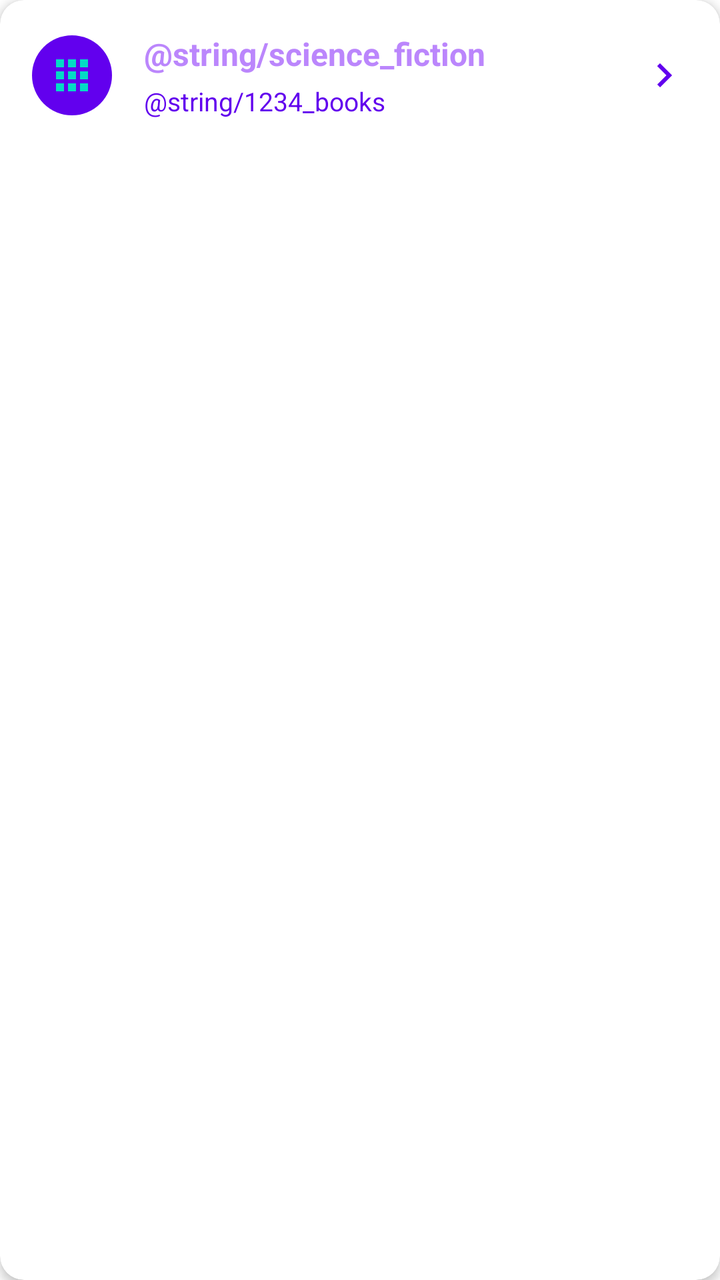
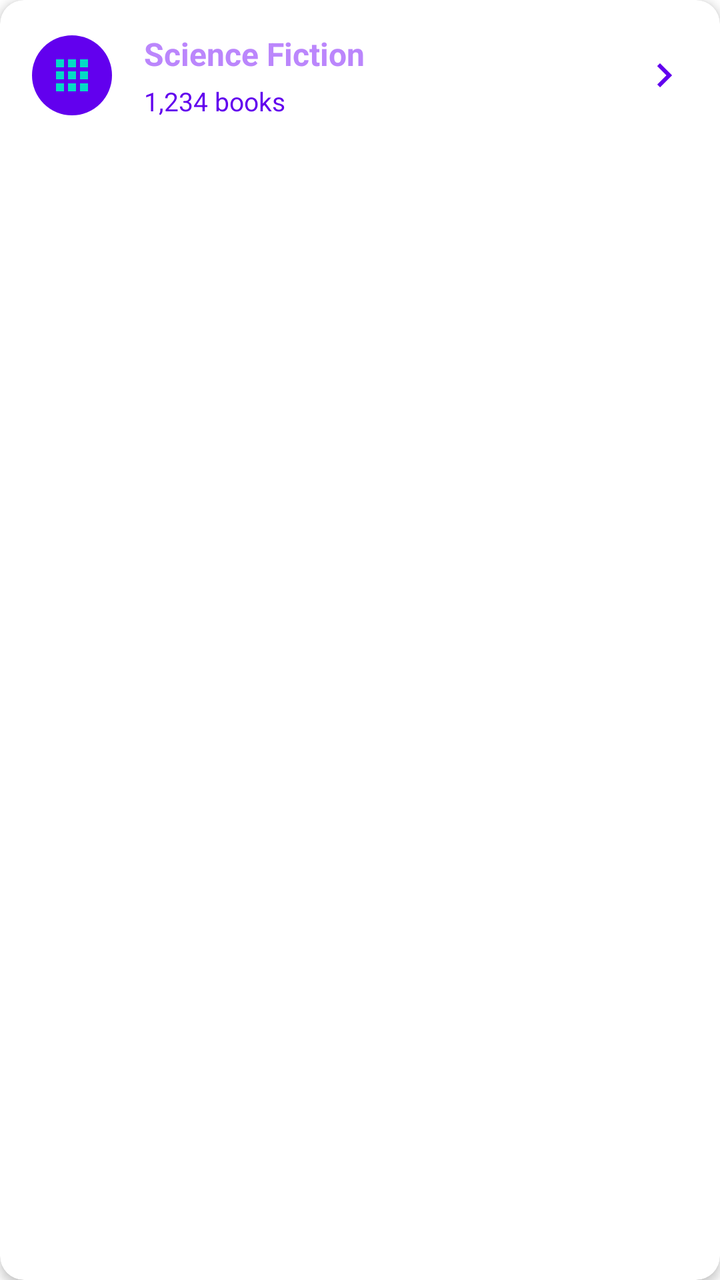

An Android layout rendered at two revisions. The XML below is the earlier revision; the diff shows what the commit changed to produce the second picture.
<!-- AndroidManifest.xml: application theme Theme.MyApplication -->
<!-- res/layout/item_genre.xml -->
<?xml version='1.0' encoding='utf-8'?>
<com.google.android.material.card.MaterialCardView xmlns:android="http://schemas.android.com/apk/res/android" xmlns:app="http://schemas.android.com/apk/res-auto" android:id="@+id/genreCardView" android:layout_width="match_parent" android:layout_height="wrap_content" android:layout_margin="8dp" app:cardCornerRadius="12dp" app:cardElevation="3dp" android:clickable="true" android:focusable="true" android:foreground="?android:attr/selectableItemBackground">

    <LinearLayout android:layout_width="match_parent" android:layout_height="wrap_content" android:orientation="horizontal" android:padding="16dp" android:gravity="center_vertical">

        
        <ImageView android:layout_width="40dp" android:layout_height="40dp" android:src="@drawable/ic_categories" android:tint="@color/primary_color" android:padding="8dp" android:background="@drawable/circle_background" android:layout_marginEnd="16dp" />

        
        <LinearLayout android:layout_width="0dp" android:layout_height="wrap_content" android:layout_weight="1" android:orientation="vertical">

            <TextView android:id="@+id/genreName" android:layout_width="wrap_content" android:layout_height="wrap_content" android:text="@string/science_fiction" android:textSize="16sp" android:textStyle="bold" android:textColor="@color/text_primary" android:maxLines="2" android:ellipsize="end" />

            <TextView android:id="@+id/genreBookCount" android:layout_width="wrap_content" android:layout_height="wrap_content" android:text="@string/1234_books" android:textSize="13sp" android:textColor="@color/text_secondary" android:layout_marginTop="4dp" />

        </LinearLayout>

        
        <ImageView android:layout_width="24dp" android:layout_height="24dp" android:src="@drawable/ic_arrow_right" android:tint="@color/text_secondary" />

    </LinearLayout>

</com.google.android.material.card.MaterialCardView>
<!-- resources referenced by this layout -->
<resources>
  <color name="primary_color">#FF03DAC5</color>
  <color name="text_primary">#FFBB86FC</color>
  <color name="text_secondary">#FF6200EE</color>
  <!-- drawable circle_background (drawable) -->
  <?xml version="1.0" encoding="utf-8"?>
  <shape xmlns:android="http://schemas.android.com/apk/res/android"
      android:shape="oval">
      <solid android:color="@color/purple_500" />
  </shape>
  <!-- drawable ic_arrow_right (drawable) -->
  <?xml version="1.0" encoding="utf-8"?>
  <vector xmlns:android="http://schemas.android.com/apk/res/android"
      android:width="24dp"
      android:height="24dp"
      android:viewportWidth="24"
      android:viewportHeight="24">
  
      
      <path
          android:fillColor="@color/arrow_right_fill"
          android:pathData="M8.59,16.59L13.17,12 8.59,7.41 10,6l6,6 -6,6 -1.41,-1.41z" />
  
  </vector>
  <!-- drawable ic_categories (drawable) -->
  <?xml version="1.0" encoding="utf-8"?>
  <vector xmlns:android="http://schemas.android.com/apk/res/android"
      android:width="24dp"
      android:height="24dp"
      android:viewportWidth="24"
      android:viewportHeight="24">
  
      
      <path
          android:fillColor="@color/category_icon_fill"
          android:pathData="M4,8h4V4H4V8zM10,20h4v-4h-4V20zM4,20h4v-4H4V20zM4,14h4v-4H4V14zM10,14h4v-4h-4V14zM16,4v4h4V4H16zM10,8h4V4h-4V8zM16,14h4v-4h-4V14zM16,20h4v-4h-4V20z" />
  
  </vector>
  <string name="1234_books">1,234 books</string>
  <string name="science_fiction">Science Fiction</string>
  <style name="Theme.MyApplication" parent="Theme.MaterialComponents.Light.NoActionBar">
          
          <item name="colorPrimary">@color/purple_500</item>
          <item name="colorPrimaryVariant">@color/purple_700</item>
          <item name="colorOnPrimary">@color/white</item>
          
          <item name="colorSecondary">@color/teal_200</item>
          <item name="colorSecondaryVariant">@color/teal_700</item>
          <item name="colorOnSecondary">@color/black</item>
          
          <item name="android:statusBarColor">?attr/colorPrimaryVariant</item>
          
      </style>
  <color name="purple_500">#FF6200EE</color>
  <color name="arrow_right_fill">#757575</color>
  <color name="category_icon_fill">#FF6B6B</color>
  <color name="purple_700">#FF3700B3</color>
  <color name="white">#FFFFFFFF</color>
  <color name="teal_200">#FF03DAC5</color>
  <color name="teal_700">#FF018786</color>
  <color name="black">#FF000000</color>
</resources>

<!-- the commit's change to res/layout/item_genre.xml (unified diff, before → after) -->
@@ -11,7 +11,7 @@
 
             <TextView android:id="@+id/genreName" android:layout_width="wrap_content" android:layout_height="wrap_content" android:text="@string/science_fiction" android:textSize="16sp" android:textStyle="bold" android:textColor="@color/text_primary" android:maxLines="2" android:ellipsize="end" />
 
-            <TextView android:id="@+id/genreBookCount" android:layout_width="wrap_content" android:layout_height="wrap_content" android:text="@string/1234_books" android:textSize="13sp" android:textColor="@color/text_secondary" android:layout_marginTop="4dp" />
+            <TextView android:id="@+id/genreBookCount" android:layout_width="wrap_content" android:layout_height="wrap_content" android:text="@string/a1234_books" android:textSize="13sp" android:textColor="@color/text_secondary" android:layout_marginTop="4dp" />
 
         </LinearLayout>
 
<!-- resource entries referenced after the edit -->
@@ -37,7 +37,7 @@
           android:pathData="M4,8h4V4H4V8zM10,20h4v-4h-4V20zM4,20h4v-4H4V20zM4,14h4v-4H4V14zM10,14h4v-4h-4V14zM16,4v4h4V4H16zM10,8h4V4h-4V8zM16,14h4v-4h-4V14zM16,20h4v-4h-4V20z" />
   
   </vector>
-  <string name="1234_books">1,234 books</string>
+  <string name="a1234_books">1,234 books</string>
   <string name="science_fiction">Science Fiction</string>
   <style name="Theme.MyApplication" parent="Theme.MaterialComponents.Light.NoActionBar">
           
